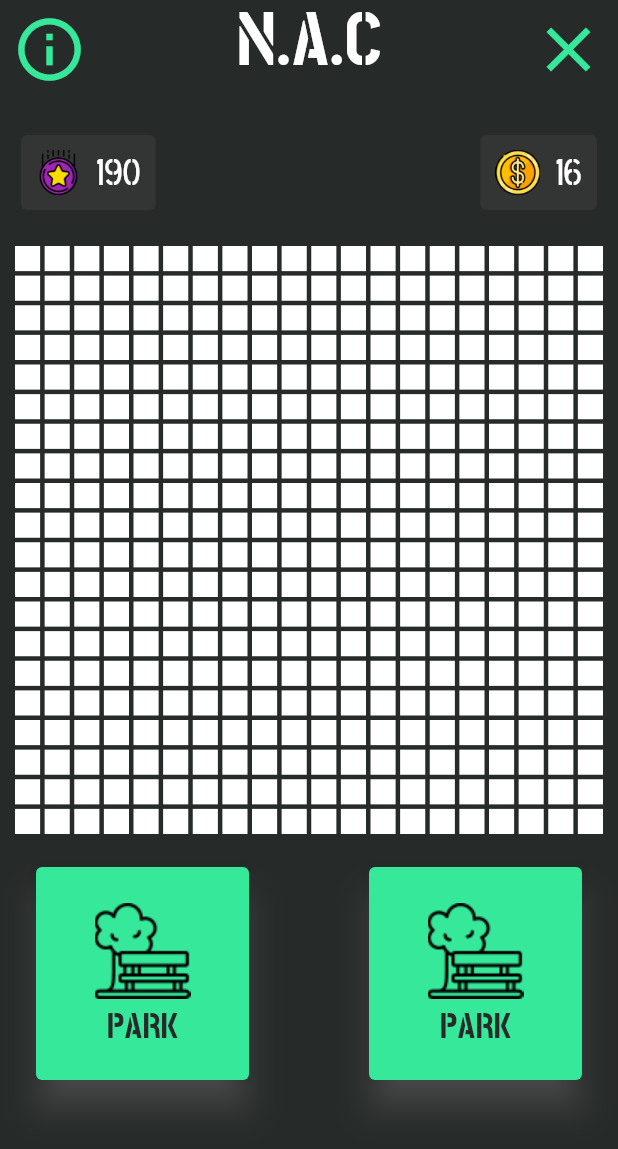
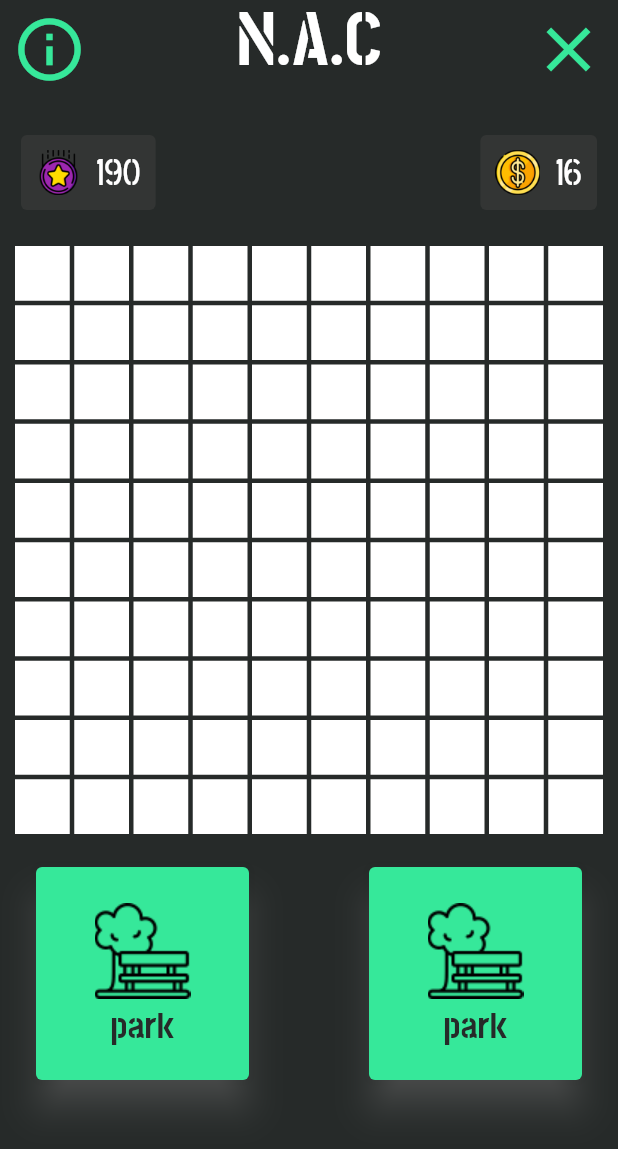
Before and after one commit to ngrayzin/SDD-assignment-2, a Flutter app: the screen it shows after launch, after a tap on "START NEW GAME", on a phone screen of 412 x 824 dp. Shown: the top 1149 px of the screen. Run offline on Flutter 3.47's test engine with Material 2 defaults, Android fonts, the phone set to English and light mode, and no system bars; our stand-ins replace firebase_core, firebase_database, google_fonts; missing offline and left inert: flame; accounts and stored records are empty.

Commit message:
first commit

```diff
--- a/lib/BuildingCard.dart
+++ b/lib/BuildingCard.dart
@@ -20,43 +20,11 @@ class BuildingCard extends StatefulWidget{
 class _BuildingCard extends State<BuildingCard> {
   @override
   Widget build(BuildContext context) {
-    return Container(
-      child: Draggable<String>(
+    return Draggable<String>(
       data: 'road',
-        child: SizedBox(
-          width: 150,
-          height: 150,
-          child: Card(
-              elevation: 10,
-              shadowColor: Colors.grey,
-              color: colours.AppColor.main,
-              child: Padding(
-                  padding: EdgeInsets.all(10.0),
-                  child: Column(
-                    mainAxisAlignment: MainAxisAlignment.center,
-                    children: [
-                      Image(
-                        image: AssetImage('assets/images/park.png'),
-                        width: 70,
-                        height: 70,
-                      ),
-                      Text(
-                        'PARK',
-                        style: TextStyle(
-                          fontSize: 24,
-                          fontFamily: 'StickNoBills',
-                          fontWeight: FontWeight.bold,
-                          color: colours.AppColor.background,
-                        ),
-                      )
-                    ],
-                  )
-              )
-          ),
-        ),
       feedback: SizedBox(
-          width: 25,
-          height: 25,
+        width: 40,
+        height: 40,
         child: Card(
             elevation: 0,
             shadowColor: Colors.grey,
@@ -80,7 +48,50 @@ class _BuildingCard extends State<BuildingCard> {
             )
         ),
       ),
+      child: Building(building: 'park'),
+      childWhenDragging: const SizedBox(width: 20),
+    );
+  }
+}
+
+class Building extends StatelessWidget{
+  const Building({key, required this.building}) : super(key:key);
+
+  final String building;
+
+  @override
+  Widget build(BuildContext context) {
+    return SizedBox(
+      width: 150,
+      height: 150,
+      child: Card(
+          elevation: 10,
+          shadowColor: Colors.grey,
+          color: colours.AppColor.main,
+          child: Padding(
+              padding: EdgeInsets.all(10.0),
+              child: Column(
+                mainAxisAlignment: MainAxisAlignment.center,
+                children: [
+                  Image(
+                    image: AssetImage('assets/images/$building.png'),
+                    width: 70,
+                    height: 70,
+                  ),
+                  Text(
+                    building,
+                    style: TextStyle(
+                      fontSize: 24,
+                      fontFamily: 'StickNoBills',
+                      fontWeight: FontWeight.bold,
+                      color: colours.AppColor.background,
+                    ),
+                  )
+                ],
+              )
+          )
       ),
     );
   }
+
 }
--- a/lib/GameBoard.dart
+++ b/lib/GameBoard.dart
@@ -19,6 +19,17 @@ class GameBoard extends StatefulWidget{
 }
 
 class _GameBoardState extends State<GameBoard>{
+  final List<Widget> widgets = [];
+  @override
+  void initState(){
+    super.initState();
+    for (var row = 0; row < widget.boardSettings.totalTiles(); row++){
+      for (var column = 0; column < widget.boardSettings.totalTiles(); column++){
+        widgets.add(BoardTile(boardIndex: row, boardSettings: widget.boardSettings));
+      }
+    }
+  }
+
   @override
   Widget build(BuildContext context){
     return Container(
@@ -42,6 +53,7 @@ class _GameBoardState extends State<GameBoard>{
 
                  */
                   BoardTile(boardIndex: i, boardSettings: widget.boardSettings)
+
               ],
             ),
           ),
--- a/lib/GamePage.dart
+++ b/lib/GamePage.dart
@@ -20,7 +20,7 @@ class GamePage extends StatefulWidget {
 }
 
 class _GamePageState extends State<GamePage>{
-  final BoardSettings boardSettings = BoardSettings(cols: 20, rows: 20);
+  final BoardSettings boardSettings = BoardSettings(cols: 10, rows: 10);
   @override
   Widget build(BuildContext context) {
     // TODO: implement build
```
Lines whose indentation alone changed are shown as unchanged.
